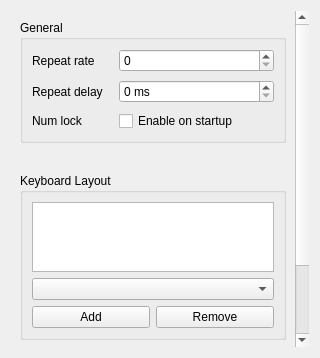
labwc/labwc-tweaks, file src/keyboard.ui: the form before one commit.
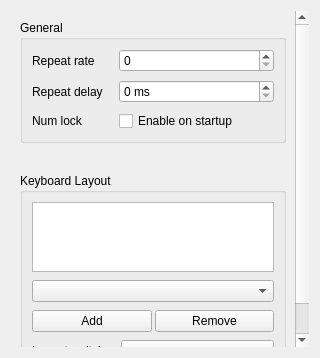
The form after the commit.

Commit message:
keyboard.ui: move layout-switch QComboBox
...so it is within the 'Keyboard Layout' QGroupBox

```diff
--- a/src/keyboard.ui
+++ b/src/keyboard.ui
@@ -82,21 +82,32 @@
          <property name="title">
           <string>Keyboard Layout</string>
          </property>
-         <layout class="QGridLayout" name="gridLayout_2">
+         <layout class="QGridLayout" name="gridLayout_2" columnstretch="0,1">
+          <property name="horizontalSpacing">
+           <number>16</number>
+          </property>
+          <property name="verticalSpacing">
+           <number>8</number>
+          </property>
           <item row="0" column="0" colspan="2">
            <widget class="QListView" name="layoutView"/>
           </item>
           <item row="1" column="0" colspan="2">
            <widget class="QComboBox" name="layoutCombo"/>
           </item>
-          <item row="2" column="0">
+          <item row="2" column="0" colspan="2">
+           <layout class="QHBoxLayout" name="horizontalLayout">
+            <property name="spacing">
+             <number>3</number>
+            </property>
+            <item>
            <widget class="QPushButton" name="layoutAdd">
             <property name="text">
              <string>Add</string>
             </property>
            </widget>
           </item>
-          <item row="2" column="1">
+            <item>
            <widget class="QPushButton" name="layoutRemove">
             <property name="text">
              <string>Remove</string>
@@ -104,29 +115,15 @@
            </widget>
           </item>
          </layout>
-        </widget>
-       </item>
-       <!-- Layout Group Switching -->
-       <item>
-        <widget class="QGroupBox" name="groupBox_General_2">
-         <property name="title">
-          <string>Keyboard layout switching</string>
-         </property>
-         <layout class="QGridLayout" name="gridLayout" columnstretch="0,1">
-          <property name="horizontalSpacing">
-           <number>16</number>
-          </property>
-          <property name="verticalSpacing">
-           <number>8</number>
-          </property>
-          <item row="0" column="0">
+          </item>
+          <item row="3" column="0">
            <widget class="QLabel" name="label_1">
             <property name="text">
-             <string>Key combination</string>
+             <string>Layout switch</string>
             </property>
            </widget>
           </item>
-          <item row="0" column="1">
+          <item row="3" column="1">
            <widget class="QComboBox" name="layoutGrpSwitcher"/>
           </item>
          </layout>
```
Lines whose indentation alone changed are shown as unchanged.
